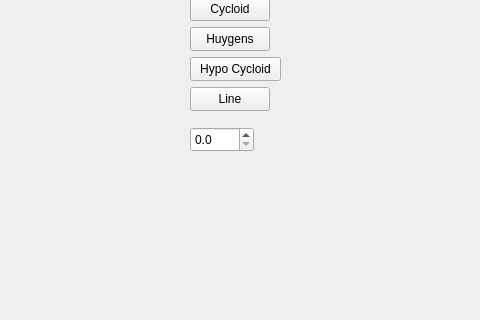
Old version of the form mainwindow.ui in the repository rupertwaldron/Curves; both pictures show x 420 to 900 and y 83 to 403 of the 900 by 611 pixel window.
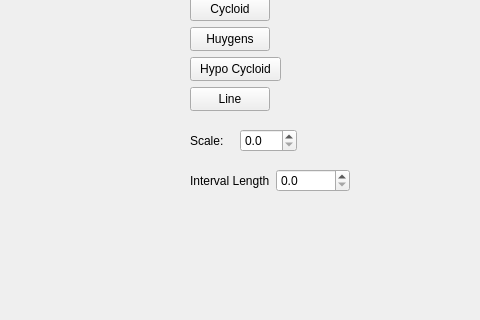
New version of the form. Custom widgets are drawn as their Qt base class.

Commit message: Added interval length

What changed in the file:
```diff
--- a/mainwindow.ui
+++ b/mainwindow.ui
@@ -24,15 +24,25 @@
      </rect>
     </property>
    </widget>
-   <widget class="QDoubleSpinBox" name="spinScale">
+   <widget class="QWidget" name="layoutWidget">
     <property name="geometry">
      <rect>
       <x>610</x>
-      <y>210</y>
-      <width>64</width>
-      <height>25</height>
+      <y>250</y>
+      <width>160</width>
+      <height>27</height>
      </rect>
     </property>
+    <layout class="QHBoxLayout" name="horizontalLayout_2">
+     <item>
+      <widget class="QLabel" name="label_2">
+       <property name="text">
+        <string>Interval Length</string>
+       </property>
+      </widget>
+     </item>
+     <item>
+      <widget class="QDoubleSpinBox" name="spinInterval">
     <property name="decimals">
      <number>1</number>
     </property>
@@ -42,6 +52,9 @@
     <property name="singleStep">
      <double>0.100000000000000</double>
     </property>
+      </widget>
+     </item>
+    </layout>
    </widget>
    <widget class="QPushButton" name="btnHypo">
     <property name="geometry">
@@ -108,6 +121,38 @@
      <string>Astroid</string>
     </property>
    </widget>
+   <widget class="QWidget" name="">
+    <property name="geometry">
+     <rect>
+      <x>610</x>
+      <y>210</y>
+      <width>107</width>
+      <height>27</height>
+     </rect>
+    </property>
+    <layout class="QHBoxLayout" name="horizontalLayout">
+     <item>
+      <widget class="QLabel" name="label">
+       <property name="text">
+        <string>Scale:</string>
+       </property>
+      </widget>
+     </item>
+     <item>
+      <widget class="QDoubleSpinBox" name="spinScale">
+       <property name="decimals">
+        <number>1</number>
+       </property>
+       <property name="maximum">
+        <double>100.000000000000000</double>
+       </property>
+       <property name="singleStep">
+        <double>0.100000000000000</double>
+       </property>
+      </widget>
+     </item>
+    </layout>
+   </widget>
   </widget>
   <widget class="QStatusBar" name="statusbar"/>
   <widget class="QMenuBar" name="menuBar">
```
Lines whose indentation alone changed are shown as unchanged. The commit also changes 3 other files.
